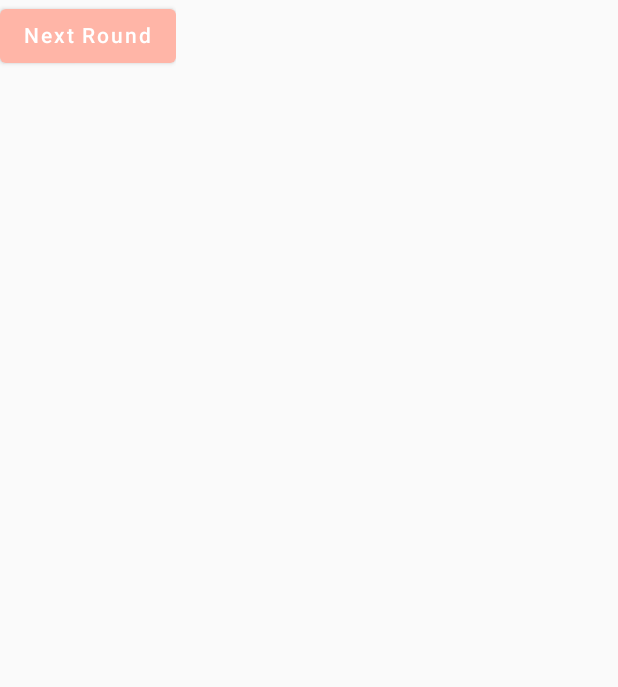
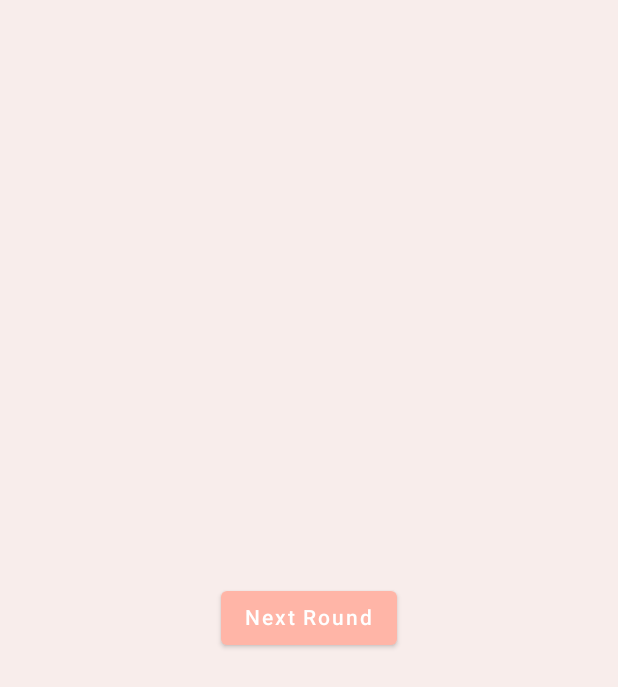
Before and after one commit to jvhansen08/DoodleDecipher, an Android app built with Jetpack Compose: the waiting screen opened through its navigation route, on a phone screen of 412 x 824 dp. Shown: the top 687 px of the screen. Run offline under Robolectric (Android 15) with nearby library versions, the phone set to English and light mode, and no system bars; our stand-ins replace Firebase (no records; nobody signed in at launch, a user with empty details on screens opened directly); 2 statements that could not run were skipped.

Commit message:
loading screen

```diff
--- /dev/null
+++ b/app/src/main/java/com/jaredaaronlogan/myapplication/ui/components/Loader.kt
@@ -0,0 +1,42 @@
+package com.usu.firebasetodosapplication.ui.components
+
+import androidx.compose.animation.core.*
+import androidx.compose.foundation.layout.*
+import androidx.compose.foundation.shape.RoundedCornerShape
+import androidx.compose.material.Surface
+import androidx.compose.material.Text
+import androidx.compose.runtime.Composable
+import androidx.compose.runtime.getValue
+import androidx.compose.ui.Alignment
+import androidx.compose.ui.Modifier
+import androidx.compose.ui.unit.dp
+
+@Composable
+fun Loader() {
+    val transition = rememberInfiniteTransition()
+    val sizePercentage by transition.animateFloat(
+        initialValue = 0f,
+        targetValue = 1f,
+        animationSpec = infiniteRepeatable(
+            repeatMode = RepeatMode.Reverse,
+            animation = tween(durationMillis = 1000),
+        )
+    )
+
+    Column(
+        modifier = Modifier.fillMaxWidth(),
+        horizontalAlignment = Alignment.CenterHorizontally,
+        verticalArrangement = Arrangement.Center
+    ) {
+        Surface(
+            modifier = Modifier.size(
+                ((50 * sizePercentage) + 50).dp,
+            ),
+            shape = RoundedCornerShape(100),
+            elevation = 2.dp
+        ) {
+
+        }
+        Text(text = "Waiting for other players...", modifier = Modifier.padding(top = 4.dp))
+    }
+}
--- a/app/src/main/java/com/jaredaaronlogan/myapplication/ui/screens/GameScreen.kt
+++ b/app/src/main/java/com/jaredaaronlogan/myapplication/ui/screens/GameScreen.kt
@@ -1,8 +1,17 @@
 package com.jaredaaronlogan.myapplication.ui.screens
 
+import androidx.compose.foundation.background
+import androidx.compose.foundation.layout.Arrangement
+import androidx.compose.foundation.layout.Column
+import androidx.compose.foundation.layout.Row
+import androidx.compose.foundation.layout.fillMaxSize
 import androidx.compose.material.Button
+import androidx.compose.material.MaterialTheme
 import androidx.compose.material.Text
 import androidx.compose.runtime.Composable
+import androidx.compose.ui.Alignment
+import androidx.compose.ui.Modifier
+import androidx.compose.ui.graphics.Color
 import androidx.lifecycle.viewmodel.compose.viewModel
 import androidx.navigation.NavController
 import com.jaredaaronlogan.myapplication.ui.navigation.Routes
@@ -21,8 +30,27 @@ fun GameScreen(navController: NavController, gameId: String) {
         }
 
     } else {
-        Button(onClick = { navController.navigate(Routes.Studio.route + "?gameId=$gameId") }) {
-            Text(text = "To the drawing board!")
+        Column(
+            modifier = Modifier
+                .background(color = Color(0xFFf8EDEB))
+                .fillMaxSize(),
+            verticalArrangement = Arrangement.Center,
+            horizontalAlignment = Alignment.CenterHorizontally
+        ) {
+            Row(
+                horizontalArrangement = Arrangement.Center,
+                verticalAlignment = Alignment.CenterVertically
+            ) {
+                Text(text = "Draw something!", style = MaterialTheme.typography.h3)
+            }
+            Row(
+                horizontalArrangement = Arrangement.Center,
+                verticalAlignment = Alignment.CenterVertically
+            ) {
+                Button(onClick = { navController.navigate(Routes.Studio.route + "?gameId=$gameId") }) {
+                    Text(text = "To the drawing board!")
+                }
+            }
         }
     }
 }
--- a/app/src/main/java/com/jaredaaronlogan/myapplication/ui/screens/WaitingScreen.kt
+++ b/app/src/main/java/com/jaredaaronlogan/myapplication/ui/screens/WaitingScreen.kt
@@ -1,12 +1,21 @@
 package com.jaredaaronlogan.myapplication.ui.screens
 
+import androidx.compose.foundation.background
+import androidx.compose.foundation.layout.Arrangement
+import androidx.compose.foundation.layout.Column
+import androidx.compose.foundation.layout.Row
+import androidx.compose.foundation.layout.fillMaxSize
 import androidx.compose.material.Button
 import androidx.compose.material.Text
 import androidx.compose.runtime.Composable
+import androidx.compose.ui.Alignment
+import androidx.compose.ui.Modifier
+import androidx.compose.ui.graphics.Color
 import androidx.lifecycle.viewmodel.compose.viewModel
 import androidx.navigation.NavController
 import com.jaredaaronlogan.myapplication.ui.navigation.Routes
 import com.jaredaaronlogan.myapplication.ui.viewmodels.WaitingViewModel
+import com.usu.firebasetodosapplication.ui.components.Loader
 
 @Composable
 fun WaitingScreen(navController: NavController, gameId: String) {
@@ -17,9 +26,35 @@ fun WaitingScreen(navController: NavController, gameId: String) {
 
 
     if (!state.waiting) {
-        Button(onClick = { navController.navigate(Routes.Game.route + "?gameId=$gameId") }) {
-            Text(text = "Next Round")
+        Column(
+            modifier = Modifier
+                .background(color = Color(0xFFf8EDEB))
+                .fillMaxSize(),
+            verticalArrangement = Arrangement.Bottom
+        ) {
+            Row(
+                modifier = Modifier.fillMaxSize(),
+                horizontalArrangement = Arrangement.Center,
+                verticalAlignment = Alignment.CenterVertically
+            ) {
+                Button(onClick = { navController.navigate(Routes.Game.route + "?gameId=$gameId") }) {
+                    Text(text = "Next Round")
+                }
+            }
         }
-        println(gameId)
+    } else {
+        Column(
+            modifier = Modifier
+                .background(color = Color(0xFFf8EDEB))
+                .fillMaxSize(),
+        ) {
+            Row(
+                modifier = Modifier.fillMaxSize(),
+                horizontalArrangement = Arrangement.Center,
+                verticalAlignment = Alignment.CenterVertically
+            ) {
+                Loader()
+            }
+        }
     }
 }
```
